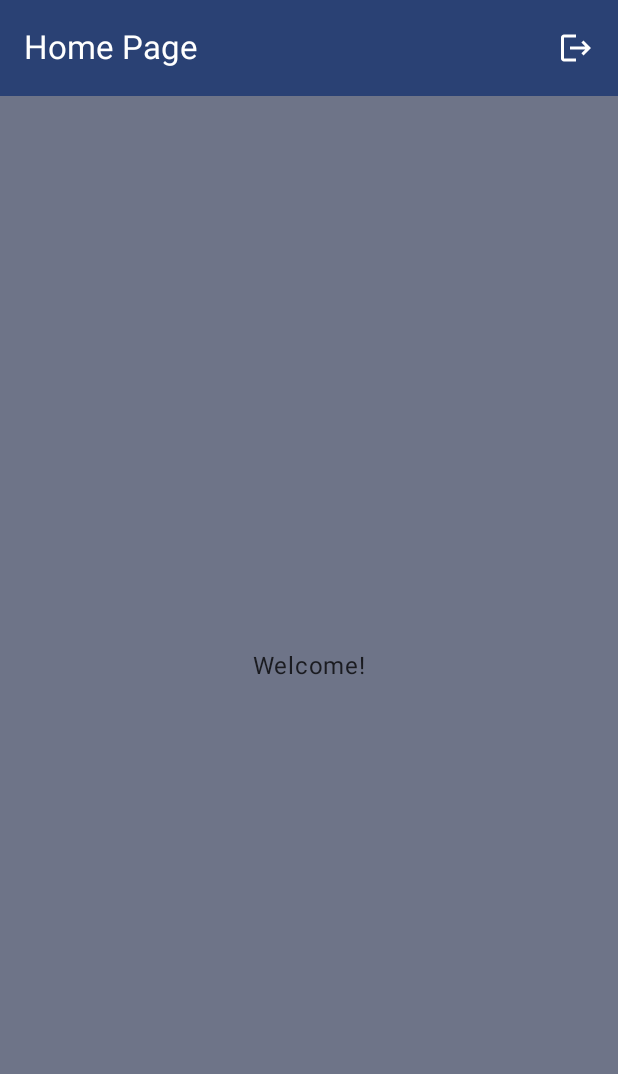
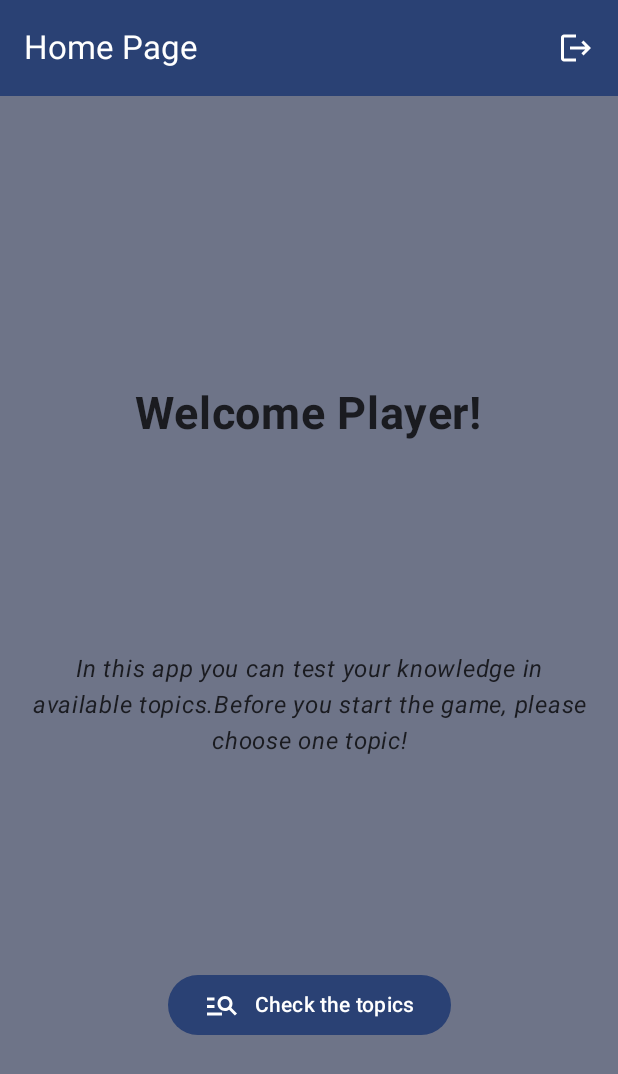
Before and after one commit to GondiMartin-Reference-Works/QuizRank, an Android app built with Jetpack Compose: the MainScreen screen opened through its navigation route, on a phone screen of 412 x 824 dp. Shown: the top 1074 px of the screen. Run offline under Robolectric (Android 15) with nearby library versions, the phone set to English and light mode, and no system bars; our stand-ins replace Firebase (no records; nobody signed in at launch, a user with empty details on screens opened directly).

Commit message:
MainScreen
todo: - TopicsScreen with FireBase call

```diff
--- a/QuizRank/app/src/main/java/com/example/quizrank/feature/quiz_main/MainScreen.kt
+++ b/QuizRank/app/src/main/java/com/example/quizrank/feature/quiz_main/MainScreen.kt
@@ -11,9 +11,15 @@ import androidx.compose.ui.Alignment
 import androidx.compose.ui.Modifier
 import androidx.compose.ui.platform.LocalContext
 import androidx.compose.ui.res.stringResource
+import androidx.compose.ui.text.font.FontStyle
+import androidx.compose.ui.text.font.FontWeight
+import androidx.compose.ui.text.style.TextAlign
+import androidx.compose.ui.unit.dp
+import androidx.compose.ui.unit.sp
 import androidx.lifecycle.compose.collectAsStateWithLifecycle
 import androidx.lifecycle.viewmodel.compose.viewModel
 import com.example.quizrank.R
+import com.example.quizrank.ui.common.ButtonWithIcon
 import com.example.quizrank.ui.common.QuizRankAppBar
 import com.example.quizrank.ui.model.toUiText
 import com.example.quizrank.R.string as StringResources
@@ -22,6 +28,7 @@ import com.example.quizrank.R.string as StringResources
 @Composable
 fun MainScreen(
     onSignOut: () -> Unit,
+    onPlayClick: () -> Unit,
     viewModel: MainViewModel = viewModel(factory = MainViewModel.Factory)
 ){
 
@@ -69,9 +76,33 @@ fun MainScreen(
                         ?: stringResource(id = R.string.some_error_message)
                 )
             } else{
-                Text(text = stringResource(id = StringResources.welcome))
+                Column(
+                    modifier = Modifier
+                        .padding(padding)
+                        .background(MaterialTheme.colorScheme.secondaryContainer)
+                        .fillMaxSize(),
+                    verticalArrangement = Arrangement.SpaceEvenly,
+                    horizontalAlignment = Alignment.CenterHorizontally
+                ){
+                    Text(text = "Welcome Player!",
+                        modifier = Modifier.padding(bottom = 10.dp),
+                        fontSize = 30.sp,
+                        fontWeight = FontWeight.Bold
+                    )
+                    Text(text = "In this app you can test your knowledge in available topics." +
+                            "Before you start the game, please choose one topic!",
+                        modifier = Modifier.padding(start = 15.dp, end = 15.dp, bottom = 10.dp),
+                        fontStyle = FontStyle.Italic,
+                        textAlign = TextAlign.Center
+                    )
+                    ButtonWithIcon(
+                        onClick = onPlayClick,
+                        icon = Icons.Default.ManageSearch,
+                        text = "Check the topics"
+                    )
+                }
+
             }
         }
     }
-
 }
--- a/QuizRank/app/src/main/java/com/example/quizrank/navigation/Screen.kt
+++ b/QuizRank/app/src/main/java/com/example/quizrank/navigation/Screen.kt
@@ -4,4 +4,5 @@ sealed class Screen(val route: String) {
     object Login: Screen("login")
     object Register: Screen("register")
     object Main: Screen("main")
+    object Topics: Screen("topics")
 }
--- /dev/null
+++ b/QuizRank/app/src/main/java/com/example/quizrank/ui/common/ButtonWithIcon.kt
@@ -0,0 +1,24 @@
+package com.example.quizrank.ui.common
+
+import androidx.compose.foundation.layout.padding
+import androidx.compose.material.icons.Icons
+import androidx.compose.material.icons.filled.Logout
+import androidx.compose.material3.Button
+import androidx.compose.material3.Icon
+import androidx.compose.material3.Text
+import androidx.compose.runtime.Composable
+import androidx.compose.ui.Modifier
+import androidx.compose.ui.graphics.vector.ImageVector
+import androidx.compose.ui.unit.dp
+
+@Composable
+fun ButtonWithIcon(
+    icon : ImageVector,
+    text: String,
+    onClick: () -> Unit
+) {
+    Button(onClick = onClick) {
+        Icon(imageVector = icon, contentDescription = null)
+        Text(text = text,Modifier.padding(start = 10.dp))
+    }
+}
--- a/QuizRank/app/src/main/res/values/strings.xml
+++ b/QuizRank/app/src/main/res/values/strings.xml
@@ -9,5 +9,4 @@
     <string name="textfield_label_confirm_password">Confirm Password</string>
     <string name="button_text_sign_up">Sign Up</string>
     <string name="home_page">Home Page</string>
-    <string name="welcome">Welcome!</string>
 </resources>
```
Also changed, not shown: QuizRank/app/src/main/java/com/example/quizrank/feature/quiz_topic/TopicsScreen.kt (added, +79 -0 lines), QuizRank/app/src/main/java/com/example/quizrank/feature/quiz_topic/TopicsViewModel.kt (added, +36 -0 lines), QuizRank/app/src/main/java/com/example/quizrank/navigation/NavGraph.kt (+19 -0 lines).
